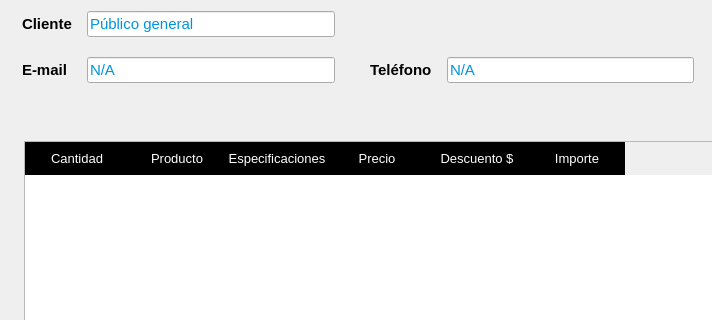
First picture: the form in src/CrearVenta/Ui_CrearVenta.ui, repository ivanperez-7/printpos, before the edit; both pictures show x 0 to 712 and y 141 to 461 of the 1271 by 759 pixel window.
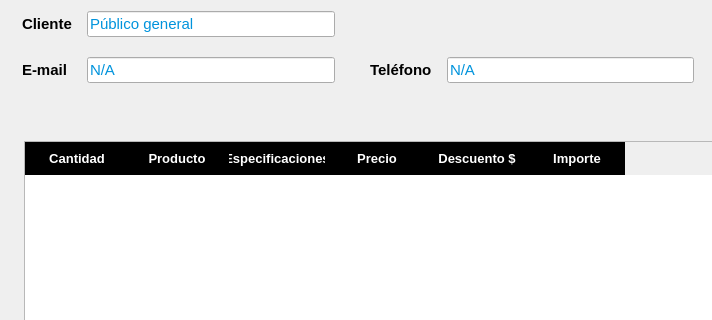
Second picture: the form after the edit. Icons and pictures are not drawn.

Diff of the .ui file:
```diff
--- a/src/CrearVenta/Ui_CrearVenta.ui
+++ b/src/CrearVenta/Ui_CrearVenta.ui
@@ -657,13 +657,12 @@
               <widget class="QTableWidget" name="tabla_productos">
                <property name="font">
                 <font>
-                 <family>Arial</family>
                  <pointsize>10</pointsize>
                 </font>
                </property>
                <property name="styleSheet">
                 <string notr="true">QHeaderView::section {
-	font: bold 10pt &quot;Arial&quot;;
+	font: bold 10pt;
 	color: rgb(255, 255, 255);
 	background-color: rgb(0, 0, 0);
 	border: 0px;
```
Left out of the diff: 35 changed lines with no effect on the pictures.
